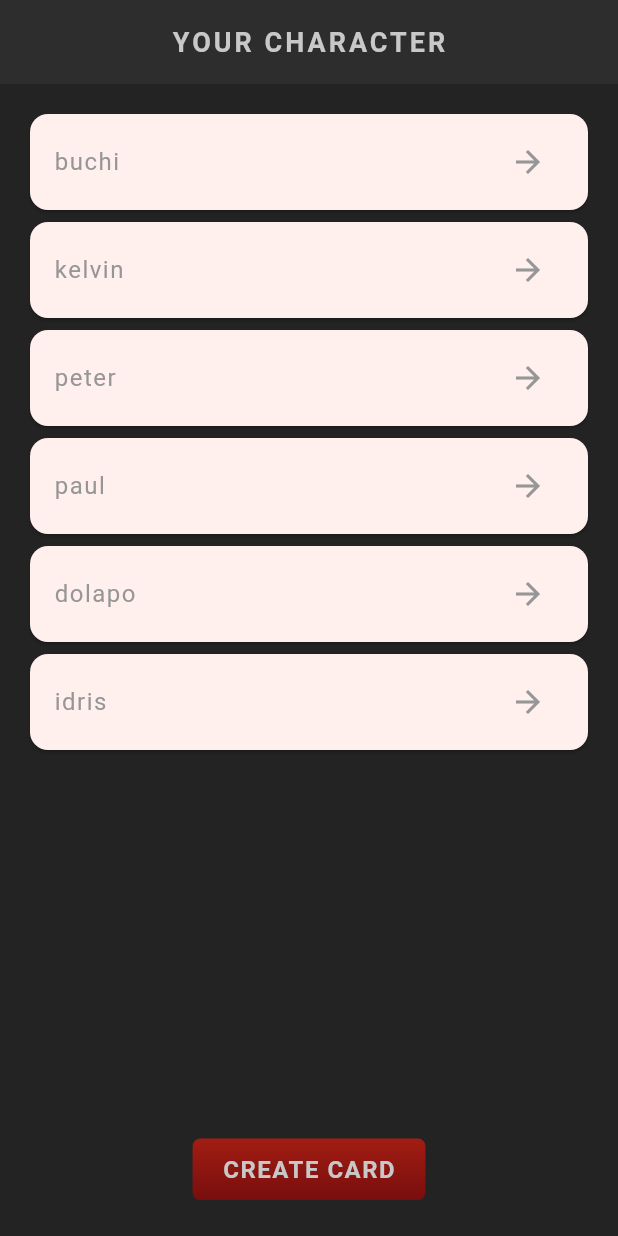
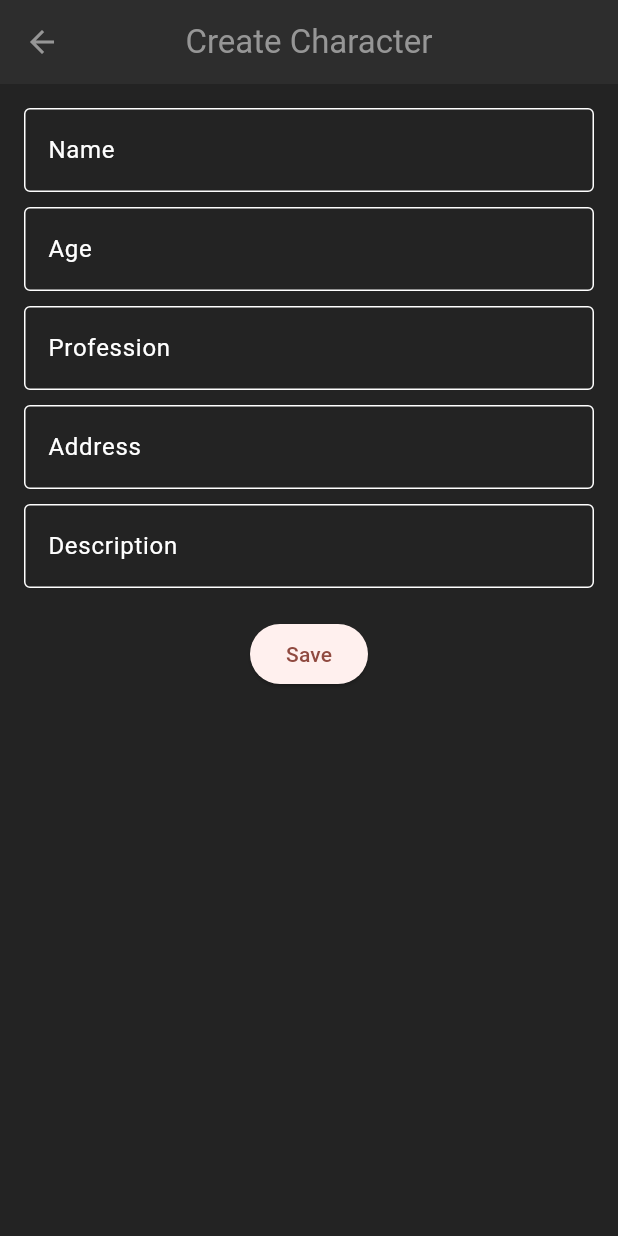
Before and after one commit to UceeCode/character_builder, a Flutter app: the screen it shows after launch, after a tap on "CREATE CARD", on a phone screen of 412 x 824 dp. Run offline on Flutter 3.47's test engine with Material 3 defaults, Android fonts, the phone set to English and light mode, and no system bars; our stand-ins replace google_fonts; Roboto replaces fonts that are missing (Kanit).

Commit message:
add character form

```diff
--- a/lib/home/character_card.dart
+++ b/lib/home/character_card.dart
@@ -1,31 +1,20 @@
-import 'package:flutter/cupertino.dart';
 import 'package:flutter/material.dart';
-import 'package:untitled2/theme.dart';
-
-import '../theme.dart';
 
 class CharacterCard extends StatelessWidget {
-  const CharacterCard(this.character, {super.key});
+  final Map<String, String> character;
+  final VoidCallback onTap;
 
-  final String character;
+  const CharacterCard({super.key, required this.character, required this.onTap});
 
   @override
   Widget build(BuildContext context) {
     return Card(
-        child: Padding(
-            padding: const EdgeInsets.symmetric(horizontal: 16, vertical: 8),
-            child: Row(
-              children: [
-                Text(character),
-                const Expanded(
-                    child: SizedBox()),
-                IconButton(
-                  onPressed:() {},
-                  icon: Icon(Icons.arrow_forward, color: AppColors.textColor),
-                )
-              ],
-            )
-        )
+      margin: const EdgeInsets.symmetric(vertical: 8),
+      child: ListTile(
+        title: Text(character['name'] ?? 'Unknown'),
+        trailing: const Icon(Icons.arrow_forward),
+        onTap: onTap,
+      ),
     );
   }
 }
--- /dev/null
+++ b/lib/home/character_details.dart
@@ -0,0 +1,110 @@
+import 'package:flutter/material.dart';
+
+class CharacterDetails extends StatelessWidget {
+  final String name;
+  final String age;
+  final String profession;
+  final String address;
+  final String description;
+
+  const CharacterDetails({
+    super.key,
+    required this.name,
+    required this.age,
+    required this.profession,
+    required this.address,
+    required this.description,
+  });
+
+  @override
+  Widget build(BuildContext context) {
+    return Scaffold(
+      appBar: AppBar(
+        title: Text(
+          name,
+          style: TextStyle(
+            color: Colors.white, // Set the title text color to white
+            fontSize: 26, // Increase the font size
+            fontWeight: FontWeight.bold, // Optional: make it bold
+          ),
+        ),
+        centerTitle: true,
+        backgroundColor: Colors.black,
+        elevation: 0,
+      ),
+      body: Padding(
+        padding: const EdgeInsets.all(16),
+        child: SingleChildScrollView(
+          child: Column(
+            crossAxisAlignment: CrossAxisAlignment.start,
+            children: [
+              // Name Section
+              _buildSectionHeader('Name'),
+              _buildDetailCard(name),
+
+              // Age Section
+              const SizedBox(height: 20),
+              _buildSectionHeader('Age'),
+              _buildDetailCard(age),
+
+              // Profession Section
+              const SizedBox(height: 20),
+              _buildSectionHeader('Profession'),
+              _buildDetailCard(profession),
+
+              // Address Section
+              const SizedBox(height: 20),
+              _buildSectionHeader('Address'),
+              _buildDetailCard(address),
+
+              // Description Section
+              const SizedBox(height: 20),
+              _buildSectionHeader('Description'),
+              _buildDetailCard(description, multiline: true),
+            ],
+          ),
+        ),
+      ),
+    );
+  }
+
+  // Helper method to build section headers
+  Widget _buildSectionHeader(String title) {
+    return Padding(
+      padding: const EdgeInsets.only(bottom: 8),
+      child: Text(
+        title,
+        style: const TextStyle(
+          fontSize: 22,
+          fontWeight: FontWeight.bold,
+          color: Colors.white,
+        ),
+      ),
+    );
+  }
+
+  // Helper method to build the detail cards
+  Widget _buildDetailCard(String content, {bool multiline = false}) {
+    return Card(
+      elevation: 5,
+      shadowColor: Colors.black.withOpacity(0.3),
+      shape: RoundedRectangleBorder(
+        borderRadius: BorderRadius.circular(12),
+      ),
+      child: Padding(
+        padding: const EdgeInsets.all(16),
+        child: Text(
+          content,
+          style: TextStyle(
+            fontSize: multiline ? 18 : 20,
+            color: Colors.black,
+            fontWeight: FontWeight.bold,
+            height: multiline ? 1.5 : 1.2,
+          ),
+          maxLines: multiline ? null : 1,
+          overflow: multiline ? TextOverflow.visible : TextOverflow.ellipsis,
+        ),
+      ),
+    );
+  }
+}
--- /dev/null
+++ b/lib/home/create_character_form.dart
@@ -0,0 +1,121 @@
+import 'package:flutter/material.dart';
+
+class CreateCharacterForm extends StatefulWidget {
+  const CreateCharacterForm({super.key});
+
+  @override
+  State<CreateCharacterForm> createState() => _CreateCharacterFormState();
+}
+
+class _CreateCharacterFormState extends State<CreateCharacterForm> {
+  final TextEditingController nameController = TextEditingController();
+  final TextEditingController ageController = TextEditingController();
+  final TextEditingController professionController = TextEditingController();
+  final TextEditingController addressController = TextEditingController();
+  final TextEditingController descriptionController = TextEditingController();
+
+  @override
+  Widget build(BuildContext context) {
+    return Scaffold(
+      appBar: AppBar(
+        title: const Text('Create Character'),
+        centerTitle: true,
+      ),
+      body: Padding(
+        padding: const EdgeInsets.all(16),
+        child: Column(
+          children: [
+            TextField(
+              controller: nameController,
+              style: const TextStyle(color: Colors.white), // Input text color
+              decoration: const InputDecoration(
+                labelText: 'Name',
+                labelStyle: TextStyle(color: Colors.white), // Label color
+                enabledBorder: OutlineInputBorder(
+                  borderSide: BorderSide(color: Colors.white), // Border color
+                ),
+                focusedBorder: OutlineInputBorder(
+                  borderSide: BorderSide(color: Colors.white), // Focused border color
+                ),
+              ),
+            ),
+            const SizedBox(height: 10),
+            TextField(
+              controller: ageController,
+              style: const TextStyle(color: Colors.white),
+              decoration: const InputDecoration(
+                labelText: 'Age',
+                labelStyle: TextStyle(color: Colors.white),
+                enabledBorder: OutlineInputBorder(
+                  borderSide: BorderSide(color: Colors.white),
+                ),
+                focusedBorder: OutlineInputBorder(
+                  borderSide: BorderSide(color: Colors.white),
+                ),
+              ),
+            ),
+            const SizedBox(height: 10),
+            TextField(
+              controller: professionController,
+              style: const TextStyle(color: Colors.white),
+              decoration: const InputDecoration(
+                labelText: 'Profession',
+                labelStyle: TextStyle(color: Colors.white),
+                enabledBorder: OutlineInputBorder(
+                  borderSide: BorderSide(color: Colors.white),
+                ),
+                focusedBorder: OutlineInputBorder(
+                  borderSide: BorderSide(color: Colors.white),
+                ),
+              ),
+            ),
+            const SizedBox(height: 10),
+            TextField(
+              controller: addressController,
+              style: const TextStyle(color: Colors.white),
+              decoration: const InputDecoration(
+                labelText: 'Address',
+                labelStyle: TextStyle(color: Colors.white),
+                enabledBorder: OutlineInputBorder(
+                  borderSide: BorderSide(color: Colors.white),
+                ),
+                focusedBorder: OutlineInputBorder(
+                  borderSide: BorderSide(color: Colors.white),
+                ),
+              ),
+            ),
+            const SizedBox(height: 10),
+            TextField(
+              controller: descriptionController,
+              style: const TextStyle(color: Colors.white),
+              decoration: const InputDecoration(
+                labelText: 'Description',
+                labelStyle: TextStyle(color: Colors.white),
+                enabledBorder: OutlineInputBorder(
+                  borderSide: BorderSide(color: Colors.white),
+                ),
+                focusedBorder: OutlineInputBorder(
+                  borderSide: BorderSide(color: Colors.white),
+                ),
+              ),
+            ),
+            const SizedBox(height: 20),
+            ElevatedButton(
+              onPressed: () {
+                final Map<String, String> newCharacter = {
+                  'name': nameController.text,
+                  'age': ageController.text,
+                  'profession': professionController.text,
+                  'address': addressController.text,
+                  'description': descriptionController.text,
+                };
+                Navigator.pop(context, newCharacter);
+              },
+              child: const Text('Save'),
+            ),
+          ],
+        ),
+      ),
+    );
+  }
+}
--- a/lib/home/home.dart
+++ b/lib/home/home.dart
@@ -1,9 +1,7 @@
 import 'package:flutter/material.dart';
-import '../shared/styled_button.dart';
-import '../shared/styled_text.dart';
-import 'package:flutter/cupertino.dart';
-
 import 'character_card.dart';
+import 'character_details.dart';
+import 'create_character_form.dart';
 
 class Home extends StatefulWidget {
   const Home({super.key});
@@ -13,33 +11,78 @@ class Home extends StatefulWidget {
 }
 
 class _HomeState extends State<Home> {
-  List characters = ['buchi', 'kelvin', 'peter','paul','dolapo','idris'];
+  // Explicitly declare the type of the characters list
+  final List<Map<String, String>> characters = [];
+
+  void _addCharacter(Map<String, String> character) {
+    setState(() {
+      characters.add(character);
+    });
+  }
+
   @override
   Widget build(BuildContext context) {
     return Scaffold(
       appBar: AppBar(
-          title: const StyledTitle('Your Character'),
+        title: const Text('YOUR CHARACTERS', style: TextStyle(fontSize: 25, color: Colors.white, fontWeight: FontWeight.bold)),
         centerTitle: true,
+        backgroundColor: Colors.black,
+
       ),
-        body: Container(
+      body: Padding(
         padding: const EdgeInsets.all(16),
         child: Column(
           children: [
             Expanded(
-                  child: ListView.builder(
+              child: characters.isEmpty
+                  ? const Center(
+                child: Text(
+                  'No characters yet. Create one!',
+                  style: TextStyle(fontSize: 20),
+                ),
+              )
+                  : ListView.builder(
                 itemCount: characters.length,
-                      itemBuilder: (_,  index){
-                        return CharacterCard(characters[index]);
-                      }
+                itemBuilder: (_, index) {
+                  final Map<String, String> character = characters[index];
+                  return CharacterCard(
+                    character: character,
+                    onTap: () {
+                      Navigator.push(
+                        context,
+                        MaterialPageRoute(
+                          builder: (context) => CharacterDetails(
+                            name: character['name'] ?? 'Unknown',
+                            age: character['age'] ?? 'Unknown',
+                            profession: character['profession'] ?? 'Unknown',
+                            address: character['address'] ?? 'Unknown',
+                            description: character['description'] ?? 'Unknown',
                           ),
                         ),
-
-                StyledButton(
-                    onPressed: () {},
-                    child: const StyledHeading('Create Card'))
+                      );
+                    },
+                  );
+                },
+              ),
+            ),
+            ElevatedButton(
+              onPressed: () async {
+                final Map<String, String>? newCharacter =
+                await Navigator.push<Map<String, String>>(
+                  context,
+                  MaterialPageRoute(
+                    builder: (context) => const CreateCharacterForm(),
+                  ),
+                );
+                if (newCharacter != null) {
+                  _addCharacter(newCharacter);
+                }
+              },
+              child: const Text('CREATE CARD', style: TextStyle(fontSize: 18)),
+            ),
           ],
-            )
-        )
+        ),
+      ),
     );
   }
 }
```
Lines whose indentation alone changed are shown as unchanged.
